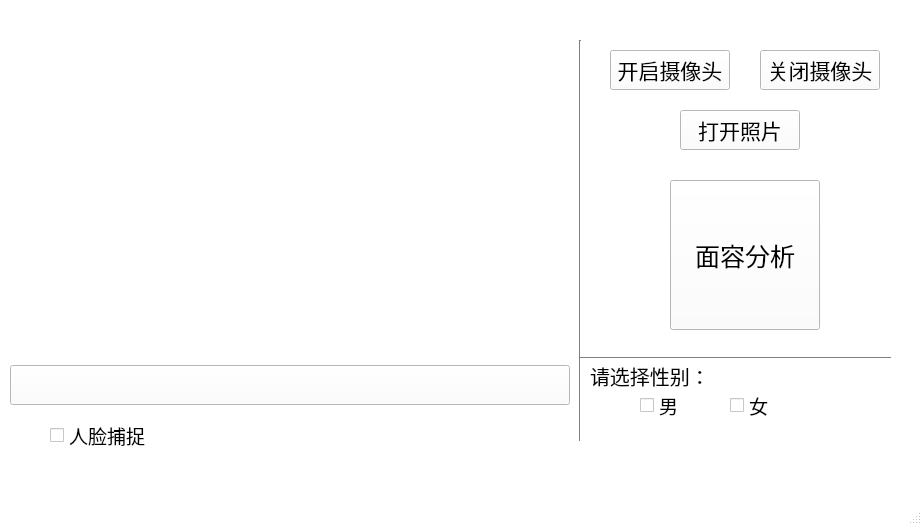
Mitty-Hu/CGproject, file GUIDesign.ui: the form before one commit.
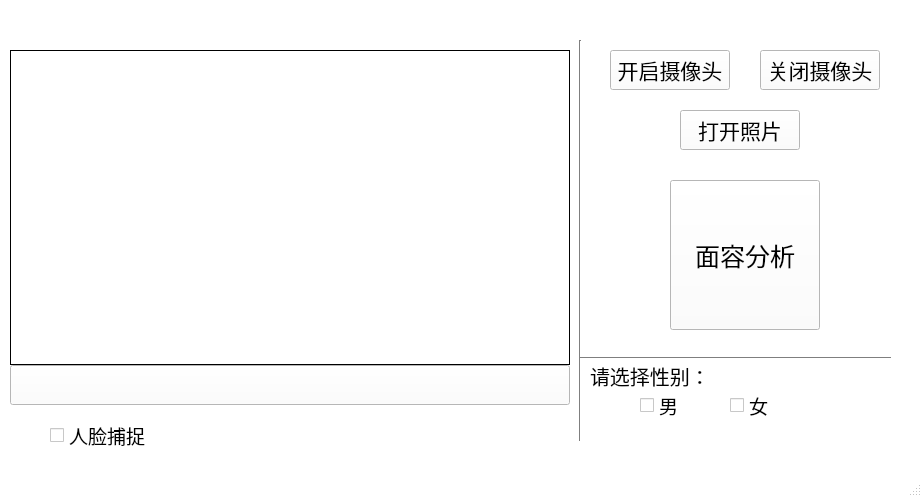
The form after the commit. Icons and pictures are not drawn.

Commit message: 按钮打开图片功能实现

What changed in the file:
```diff
--- a/GUIDesign.ui
+++ b/GUIDesign.ui
@@ -10,7 +10,7 @@
     <x>0</x>
     <y>0</y>
     <width>922</width>
-    <height>525</height>
+    <height>497</height>
    </rect>
   </property>
   <property name="palette">
@@ -493,6 +493,9 @@
       <height>315</height>
      </rect>
     </property>
+    <property name="frameShape">
+     <enum>QFrame::Panel</enum>
+    </property>
     <property name="text">
      <string/>
     </property>
```
Left out of the diff: 4 changed lines with no effect on the pictures. The commit also changes 2 other files.
